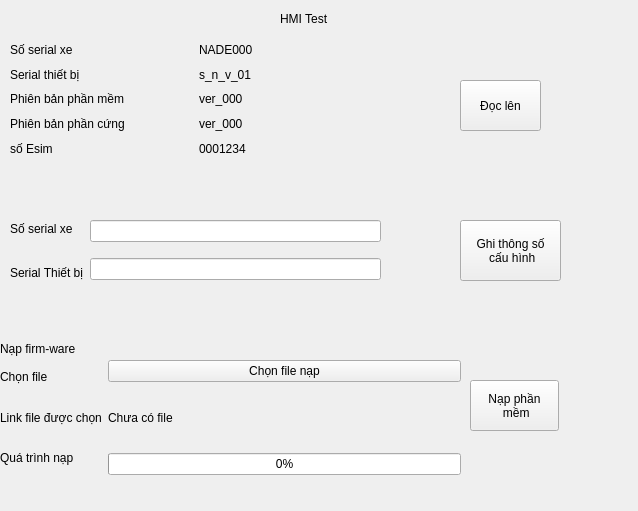
First picture: the form in views/hmi.ui, repository CongPV121/SDT, before the edit.
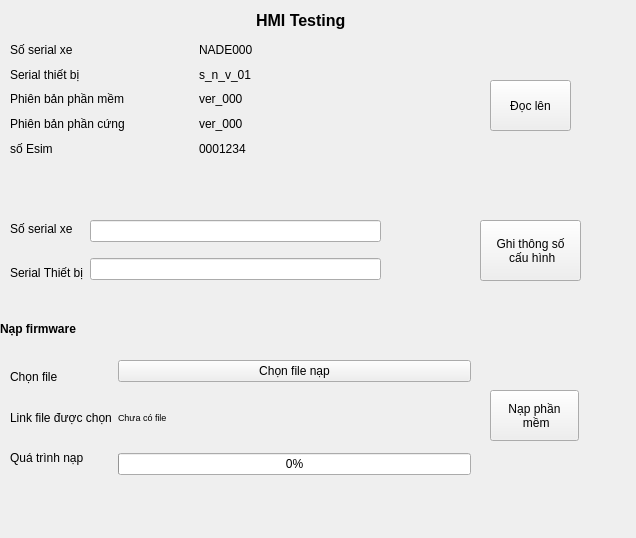
Second picture: the form after the edit.

```diff
--- a/views/hmi.ui
+++ b/views/hmi.ui
@@ -6,8 +6,8 @@
    <rect>
     <x>0</x>
     <y>0</y>
-    <width>638</width>
-    <height>511</height>
+    <width>636</width>
+    <height>538</height>
    </rect>
   </property>
   <property name="windowTitle">
@@ -20,33 +20,46 @@
    <widget class="QLabel" name="header">
     <property name="geometry">
      <rect>
-      <x>280</x>
+      <x>256</x>
       <y>10</y>
-      <width>67</width>
-      <height>17</height>
+      <width>91</width>
+      <height>20</height>
      </rect>
     </property>
+    <property name="font">
+     <font>
+      <pointsize>12</pointsize>
+      <weight>75</weight>
+      <bold>true</bold>
+     </font>
+    </property>
     <property name="text">
-     <string>HMI Test</string>
+     <string>HMI Testing</string>
     </property>
    </widget>
    <widget class="QLabel" name="label">
     <property name="geometry">
      <rect>
       <x>0</x>
-      <y>340</y>
+      <y>320</y>
       <width>111</width>
       <height>17</height>
      </rect>
     </property>
+    <property name="font">
+     <font>
+      <weight>75</weight>
+      <bold>true</bold>
+     </font>
+    </property>
     <property name="text">
-     <string>Nạp firm-ware</string>
+     <string>Nạp firmware</string>
     </property>
    </widget>
    <widget class="QWidget" name="horizontalLayoutWidget">
     <property name="geometry">
      <rect>
-      <x>0</x>
+      <x>10</x>
       <y>360</y>
       <width>461</width>
       <height>115</height>
@@ -89,6 +102,11 @@
        </item>
        <item>
         <widget class="QLabel" name="link_director_file">
+         <property name="font">
+          <font>
+           <pointsize>7</pointsize>
+          </font>
+         </property>
          <property name="layoutDirection">
           <enum>Qt::RightToLeft</enum>
          </property>
@@ -204,7 +222,7 @@
    <widget class="QPushButton" name="read_btn">
     <property name="geometry">
      <rect>
-      <x>460</x>
+      <x>490</x>
       <y>80</y>
       <width>81</width>
       <height>51</height>
@@ -217,8 +235,8 @@
    <widget class="QPushButton" name="write_firm_ware">
     <property name="geometry">
      <rect>
-      <x>470</x>
-      <y>380</y>
+      <x>490</x>
+      <y>390</y>
       <width>89</width>
       <height>51</height>
      </rect>
@@ -271,7 +289,7 @@
    <widget class="QPushButton" name="write_btn">
     <property name="geometry">
      <rect>
-      <x>460</x>
+      <x>480</x>
       <y>220</y>
       <width>101</width>
       <height>61</height>
```
Left out of the diff: 9 changed lines with no effect on the pictures.
